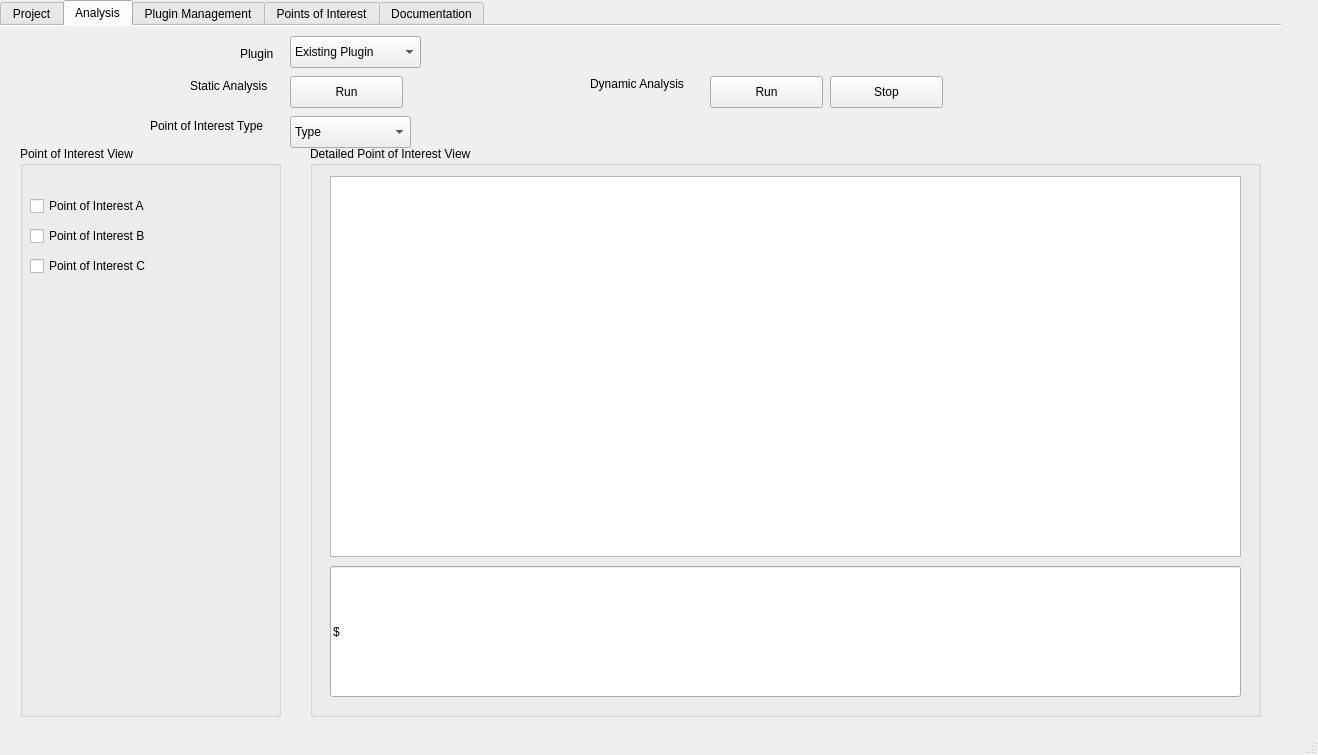
Qt form main.ui (maurygrin/Software-Project-Team9) before a commit.
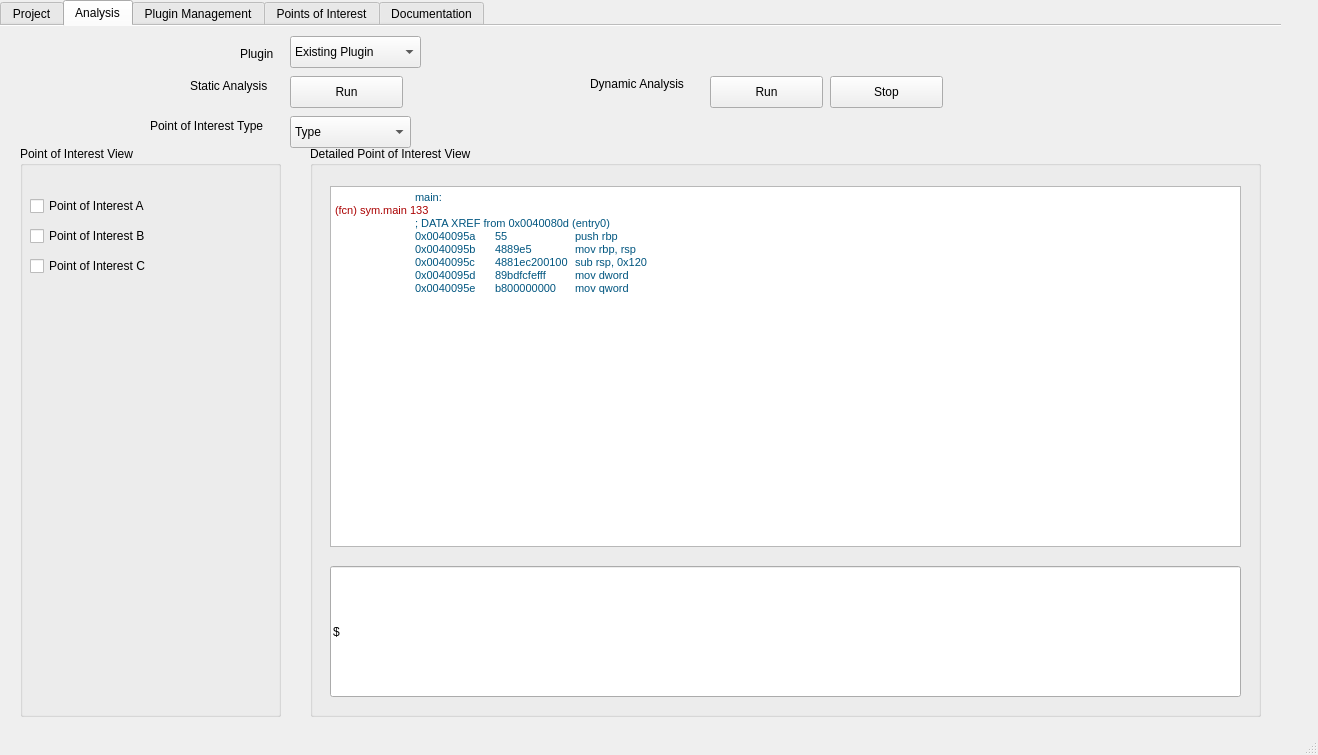
The same form after that commit. The open tabs and pages were chosen to show the change.

```diff
--- a/main.ui
+++ b/main.ui
@@ -349,16 +349,6 @@
       <property name="title">
        <string>Detailed Point of Interest View</string>
       </property>
-      <widget class="QTextBrowser" name="textBrowser_9">
-       <property name="geometry">
-        <rect>
-         <x>20</x>
-         <y>30</y>
-         <width>911</width>
-         <height>381</height>
-        </rect>
-       </property>
-      </widget>
       <widget class="QLineEdit" name="lineEdit_2">
        <property name="geometry">
         <rect>
@@ -372,6 +362,31 @@
         <string>$ </string>
        </property>
       </widget>
+      <widget class="QTextEdit" name="textEdit_3">
+       <property name="geometry">
+        <rect>
+         <x>20</x>
+         <y>40</y>
+         <width>911</width>
+         <height>361</height>
+        </rect>
+       </property>
+       <property name="html">
+        <string>&lt;!DOCTYPE HTML PUBLIC &quot;-//W3C//DTD HTML 4.0//EN&quot; &quot;http://www.w3.org/TR/REC-html40/strict.dtd&quot;&gt;
+&lt;html&gt;&lt;head&gt;&lt;meta name=&quot;qrichtext&quot; content=&quot;1&quot; /&gt;&lt;style type=&quot;text/css&quot;&gt;
+p, li { white-space: pre-wrap; }
+&lt;/style&gt;&lt;/head&gt;&lt;body style=&quot; font-family:'.SF NS Text'; font-size:13pt; font-weight:400; font-style:normal;&quot;&gt;
+&lt;p style=&quot; margin-top:0px; margin-bottom:0px; margin-left:0px; margin-right:0px; -qt-block-indent:0; text-indent:0px;&quot;&gt;&lt;span style=&quot; font-family:'MS Shell Dlg 2'; font-size:8.25pt;&quot;&gt;	&lt;/span&gt;&lt;span style=&quot; font-family:'MS Shell Dlg 2'; font-size:8.25pt; color:#00557f;&quot;&gt;main:&lt;/span&gt;&lt;/p&gt;
+&lt;p style=&quot; margin-top:0px; margin-bottom:0px; margin-left:0px; margin-right:0px; -qt-block-indent:0; text-indent:0px;&quot;&gt;&lt;span style=&quot; font-family:'MS Shell Dlg 2'; font-size:8.25pt; color:#aa0000;&quot;&gt;(fcn) sym.main 133&lt;/span&gt;&lt;/p&gt;
+&lt;p style=&quot; margin-top:0px; margin-bottom:0px; margin-left:0px; margin-right:0px; -qt-block-indent:0; text-indent:0px;&quot;&gt;&lt;span style=&quot; font-family:'MS Shell Dlg 2'; font-size:8.25pt; color:#00557f;&quot;&gt;	; DATA XREF from 0x0040080d (entry0)&lt;/span&gt;&lt;/p&gt;
+&lt;p style=&quot; margin-top:0px; margin-bottom:0px; margin-left:0px; margin-right:0px; -qt-block-indent:0; text-indent:0px;&quot;&gt;&lt;span style=&quot; font-family:'MS Shell Dlg 2'; font-size:8.25pt; color:#00557f;&quot;&gt;	0x0040095a	55	push rbp&lt;/span&gt;&lt;/p&gt;
+&lt;p style=&quot; margin-top:0px; margin-bottom:0px; margin-left:0px; margin-right:0px; -qt-block-indent:0; text-indent:0px;&quot;&gt;&lt;span style=&quot; font-family:'MS Shell Dlg 2'; font-size:8.25pt; color:#00557f;&quot;&gt;	0x0040095b	4889e5	mov rbp, rsp&lt;/span&gt;&lt;/p&gt;
+&lt;p style=&quot; margin-top:0px; margin-bottom:0px; margin-left:0px; margin-right:0px; -qt-block-indent:0; text-indent:0px;&quot;&gt;&lt;span style=&quot; font-family:'MS Shell Dlg 2'; font-size:8.25pt; color:#00557f;&quot;&gt;	0x0040095c	4881ec200100	sub rsp, 0x120&lt;/span&gt;&lt;/p&gt;
+&lt;p style=&quot; margin-top:0px; margin-bottom:0px; margin-left:0px; margin-right:0px; -qt-block-indent:0; text-indent:0px;&quot;&gt;&lt;span style=&quot; font-family:'MS Shell Dlg 2'; font-size:8.25pt; color:#00557f;&quot;&gt;	0x0040095d	89bdfcfefff	mov dword&lt;/span&gt;&lt;/p&gt;
+&lt;p style=&quot; margin-top:0px; margin-bottom:0px; margin-left:0px; margin-right:0px; -qt-block-indent:0; text-indent:0px;&quot;&gt;&lt;span style=&quot; font-family:'MS Shell Dlg 2'; font-size:8.25pt; color:#00557f;&quot;&gt;	0x0040095e	b800000000	mov qword&lt;/span&gt;&lt;/p&gt;
+&lt;p style=&quot;-qt-paragraph-type:empty; margin-top:0px; margin-bottom:0px; margin-left:0px; margin-right:0px; -qt-block-indent:0; text-indent:0px; font-family:'MS Shell Dlg 2'; font-size:8.25pt; color:#00557f;&quot;&gt;&lt;br /&gt;&lt;/p&gt;&lt;/body&gt;&lt;/html&gt;</string>
+       </property>
+      </widget>
      </widget>
      <widget class="QGroupBox" name="groupBox_4">
       <property name="geometry">
```
Left out of the diff: 61 changed lines with no effect on the pictures.
